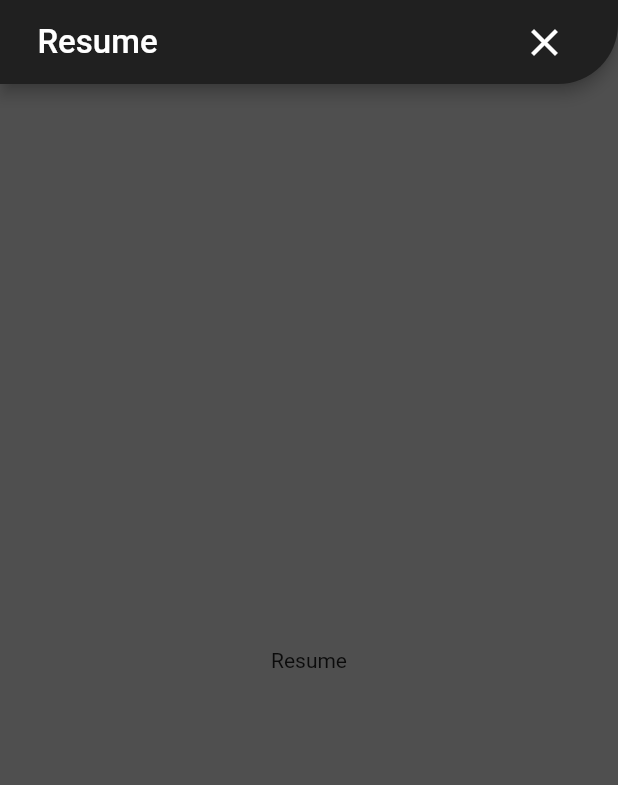
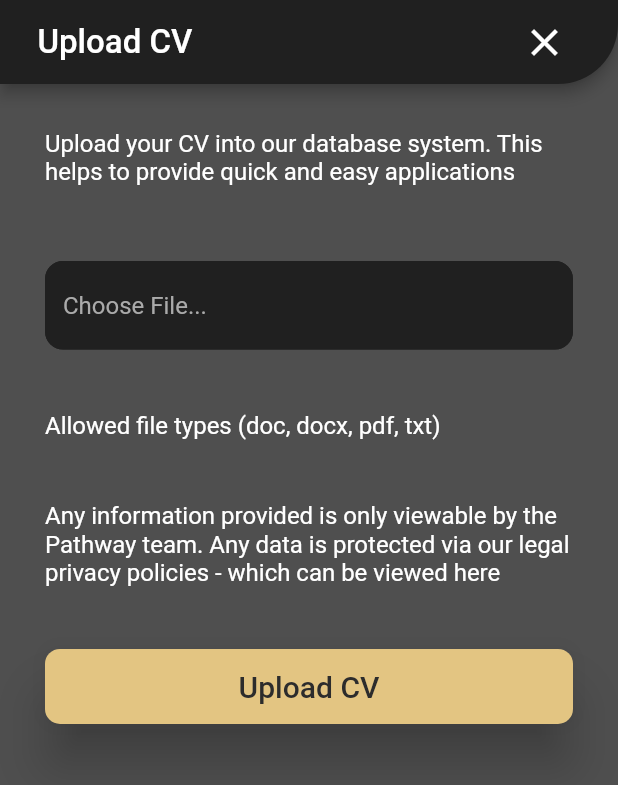
Before and after one commit to Aaronsquires/Pathway, a Flutter app: the ResumePage screen opened directly, on a phone screen of 412 x 824 dp. Shown: the top 785 px of the screen. Run offline on Flutter 3.47's test engine with Material 2 defaults, Android fonts, the phone set to English and light mode, and no system bars; our stand-ins replace auto_size_text, cloud_firestore, firebase_auth, flutter_spinkit, fluttertoast, font_awesome_flutter and 2 more; accounts and stored records are empty; Roboto replaces fonts that are missing (Helvetica).

Commit message:
Final update

```diff
--- a/lib/Screens/Accounts/editAccount.dart
+++ b/lib/Screens/Accounts/editAccount.dart
@@ -1,4 +1,7 @@
+import 'dart:io';
+
 import 'package:flutter/material.dart';
+import 'package:image_picker/image_picker.dart';
 import 'package:pathway/Models/Classes/User.dart';
 import 'package:pathway/Models/Classes/userData.dart';
 import 'package:pathway/Models/Services/Database_api.dart';
@@ -13,6 +16,17 @@ class AccountDetails extends StatefulWidget {
 
 class _AccountDetailsState extends State<AccountDetails> {
   final GlobalKey<FormState> _formKey = GlobalKey<FormState>();
+
+  File _image;
+
+  Future getImage() async {
+  var image = await ImagePicker.pickImage(source: ImageSource.gallery);
+
+  setState(() {
+    _image = image;
+  });
+}
+
 
   //Set the values for each of the form fields
   String _currentDisplayName;
@@ -724,7 +738,7 @@ Container(
             backgroundColor: DarkColors.secondaryColor,
             child: CircleAvatar(
               radius: 67,
-              backgroundImage: AssetImage('assets/images/UserImage.png'),
+              backgroundImage: _image == null ? AssetImage('assets/images/UserImage.png') : Image.file(_image),
             ),
           ),
           //Button
@@ -732,7 +746,7 @@ Container(
             left: 73,
             top: 93,
             child: RaisedButton(
-              onPressed: () {},
+              onPressed: getImage,
               shape: CircleBorder(),
               color: DarkColors.secondaryColor,
               child: Icon(
--- a/lib/Screens/Accounts/resume.dart
+++ b/lib/Screens/Accounts/resume.dart
@@ -1,4 +1,10 @@
+import 'dart:io';
+
+import 'package:flutter/cupertino.dart';
 import 'package:flutter/material.dart';
+import 'package:pathway/Models/Services/Authentication_api.dart';
+import 'package:pathway/Utils/Widgets/TextFields.dart';
+import 'package:pathway/Utils/Widgets/Validators.dart';
 import 'package:pathway/Utils/values/values.dart';
 
 class ResumePage extends StatefulWidget {
@@ -7,8 +13,13 @@ class ResumePage extends StatefulWidget {
 }
 
 class _ResumePageState extends State<ResumePage> {
+  final AuthService _auth = AuthService();
+  final _formKey = GlobalKey<FormState>();
+  bool loading = false;
   @override
   Widget build(BuildContext context) {
+    var screenHeight = MediaQuery.of(context).size.height;
+    var screenWidth = MediaQuery.of(context).size.width;
     return Scaffold(
       backgroundColor: DarkColors.primaryColor,
 
@@ -16,12 +27,14 @@ class _ResumePageState extends State<ResumePage> {
       appBar: AppBar(
         title: Padding(
           padding: const EdgeInsets.only(left: 25.0),
-          child: Text("Resume", style: TextStyle(
-            fontSize: 22
-          ),),
+          child: Text(
+            "Upload CV",
+            style: TextStyle(fontSize: 22),
+          ),
         ),
         backgroundColor: DarkColors.primaryColorDarker,
-        shape: RoundedRectangleBorder(borderRadius: BorderRadius.only(bottomRight: Radius.circular(40))),
+        shape: RoundedRectangleBorder(
+            borderRadius: BorderRadius.only(bottomRight: Radius.circular(40))),
         automaticallyImplyLeading: false,
         centerTitle: false,
         titleSpacing: 0,
@@ -29,7 +42,10 @@ class _ResumePageState extends State<ResumePage> {
           Padding(
             padding: const EdgeInsets.only(right: 25.0),
             child: IconButton(
-              icon: Icon(Icons.close, size: 30,),
+              icon: Icon(
+                Icons.close,
+                size: 30,
+              ),
               color: DarkColors.primaryTextColor,
               onPressed: () => Navigator.of(context).pop(),
             ),
@@ -38,8 +54,81 @@ class _ResumePageState extends State<ResumePage> {
       ),
 
       //Main body
-      body: Center(
-        child: Text("Resume")
+      body: SingleChildScrollView(
+        child: Container(
+          height: screenHeight,
+          child: Padding(
+            padding: const EdgeInsets.all(30),
+            child: Form(
+              key: _formKey,
+              child: Column(
+                mainAxisAlignment: MainAxisAlignment.start,
+                crossAxisAlignment: CrossAxisAlignment.start,
+                children: [
+                  Text(
+                    "Upload your CV into our database system. This helps to provide quick and easy applications",
+                    style: ThemeText.bodyStyle
+                        .copyWith(color: DarkColors.primaryTextColor),
+                  ),
+                  SizedBox(height: 50),
+
+                  //Email - Logs in with the users email
+                  TextFormField(
+                    decoration: textInputDecoration.copyWith(
+                      hintText: 'Choose File...',
+                    ),
+                    cursorColor: DarkColors.secondaryColor,
+                    //gets the styling from TextStyles.dart
+                    style: TextStyle(
+                        color: DarkColors.textFormFieldTextColor, fontSize: 16),
+                    //checks if the user has entereed data if not will return an error to Enter an Email
+                    validator: EmailFieldValidator.validate,
+                    //when the user inputs data the onChanged will set value data into the email variable
+                    onChanged: (val) {},
+                  ),
+                  //spacing
+
+                  SizedBox(height: screenHeight / 20),
+
+                  Text(
+                    "Allowed file types (doc, docx, pdf, txt)",
+                    style: ThemeText.bodyStyle
+                        .copyWith(color: DarkColors.primaryTextColor),
+                  ),
+
+                  SizedBox(height: screenHeight / 20),
+                 Text(
+                    "Any information provided is only viewable by the Pathway team. Any data is protected via our legal privacy policies - which can be viewed here",
+                    style: ThemeText.bodyStyle
+                        .copyWith(color: DarkColors.primaryTextColor),
+                  ),
+                  SizedBox(height: screenHeight / 20),
+
+                  ButtonTheme(
+                  minWidth: screenWidth,
+                  height: 50,
+                  shape: RoundedRectangleBorder(
+                      borderRadius: BorderRadius.circular(10)),
+                  buttonColor: DarkColors.secondaryColor,
+                  child: RaisedButton(
+                    elevation: 15,
+                    padding: EdgeInsets.all(10.0),
+                    onPressed: () async {
+
+                    },
+                    child: Text(
+                      'Upload CV',
+                      style: TextStyle(
+                          fontSize: 20,
+                          color: DarkColors.secondaryTextColorDark),
+                    ),
+                  ),
+                ),
+                ],
+              ),
+            ),
+          ),
+        ),
       ),
     );
   }
```
Also changed, not shown: 1 other file.
